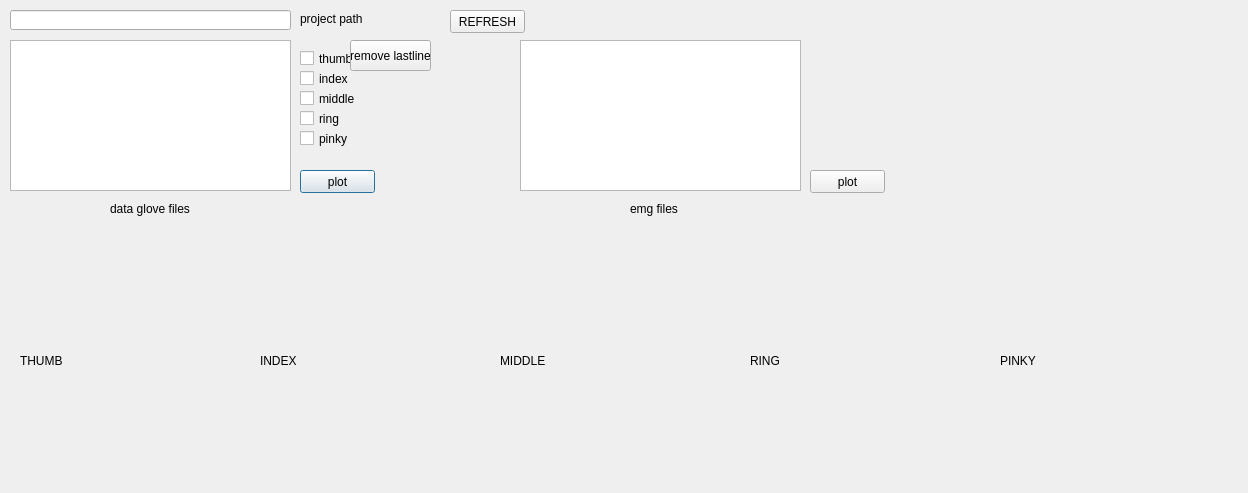
Old version of the form source/py/data_parse/display.ui in the repository wonjsohn/nerf-verilog.
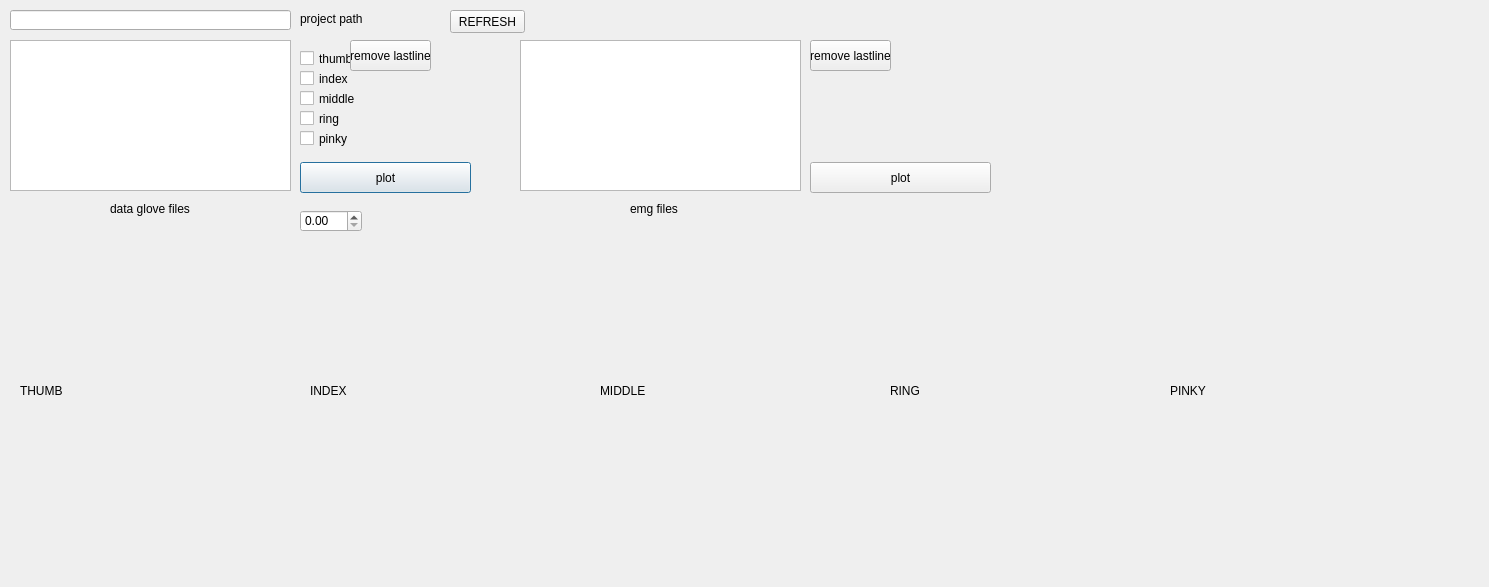
New version of the form.

Patch:
```diff
--- a/source/py/data_parse/display.ui
+++ b/source/py/data_parse/display.ui
@@ -9,8 +9,8 @@
    <rect>
     <x>0</x>
     <y>0</y>
-    <width>1248</width>
-    <height>493</height>
+    <width>1489</width>
+    <height>587</height>
    </rect>
   </property>
   <property name="windowTitle">
@@ -108,9 +108,9 @@
    <property name="geometry">
     <rect>
      <x>300</x>
-     <y>170</y>
-     <width>75</width>
-     <height>23</height>
+     <y>162</y>
+     <width>171</width>
+     <height>31</height>
     </rect>
    </property>
    <property name="text">
@@ -145,8 +145,8 @@
     <rect>
      <x>20</x>
      <y>260</y>
-     <width>221</width>
-     <height>201</height>
+     <width>281</width>
+     <height>261</height>
     </rect>
    </property>
    <property name="text">
@@ -156,10 +156,10 @@
   <widget class="QLabel" name="label_4">
    <property name="geometry">
     <rect>
-     <x>260</x>
+     <x>310</x>
      <y>260</y>
-     <width>221</width>
-     <height>201</height>
+     <width>281</width>
+     <height>261</height>
     </rect>
    </property>
    <property name="text">
@@ -169,10 +169,10 @@
   <widget class="QLabel" name="label_5">
    <property name="geometry">
     <rect>
-     <x>500</x>
+     <x>600</x>
      <y>260</y>
-     <width>221</width>
-     <height>201</height>
+     <width>281</width>
+     <height>261</height>
     </rect>
    </property>
    <property name="text">
@@ -182,10 +182,10 @@
   <widget class="QLabel" name="label_6">
    <property name="geometry">
     <rect>
-     <x>750</x>
+     <x>890</x>
      <y>260</y>
-     <width>221</width>
-     <height>201</height>
+     <width>271</width>
+     <height>261</height>
     </rect>
    </property>
    <property name="text">
@@ -195,10 +195,10 @@
   <widget class="QLabel" name="label_7">
    <property name="geometry">
     <rect>
-     <x>1000</x>
+     <x>1170</x>
      <y>260</y>
-     <width>221</width>
-     <height>201</height>
+     <width>281</width>
+     <height>261</height>
     </rect>
    </property>
    <property name="text">
@@ -245,9 +245,9 @@
    <property name="geometry">
     <rect>
      <x>810</x>
-     <y>170</y>
-     <width>75</width>
-     <height>23</height>
+     <y>162</y>
+     <width>181</width>
+     <height>31</height>
     </rect>
    </property>
    <property name="text">
@@ -267,6 +267,29 @@
     <string>REFRESH</string>
    </property>
   </widget>
+  <widget class="QPushButton" name="pushButton_5">
+   <property name="geometry">
+    <rect>
+     <x>810</x>
+     <y>40</y>
+     <width>81</width>
+     <height>31</height>
+    </rect>
+   </property>
+   <property name="text">
+    <string>remove lastline</string>
+   </property>
+  </widget>
+  <widget class="QDoubleSpinBox" name="doubleSpinBox">
+   <property name="geometry">
+    <rect>
+     <x>300</x>
+     <y>210</y>
+     <width>62</width>
+     <height>22</height>
+    </rect>
+   </property>
+  </widget>
  </widget>
  <resources/>
  <connections/>
```
